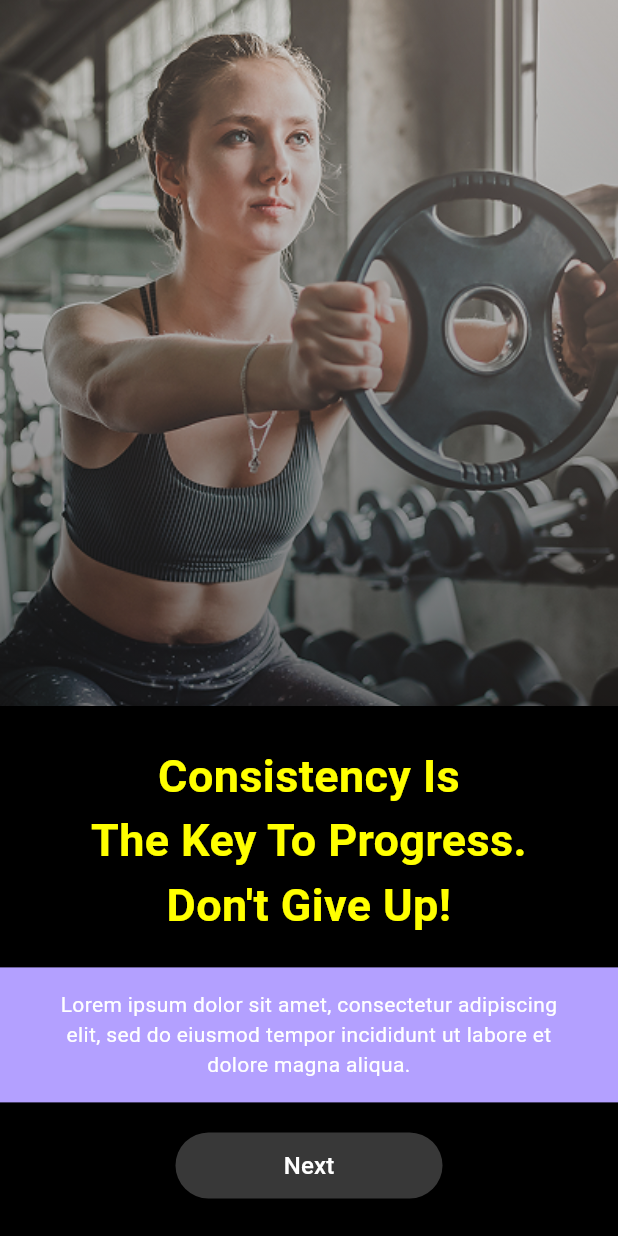
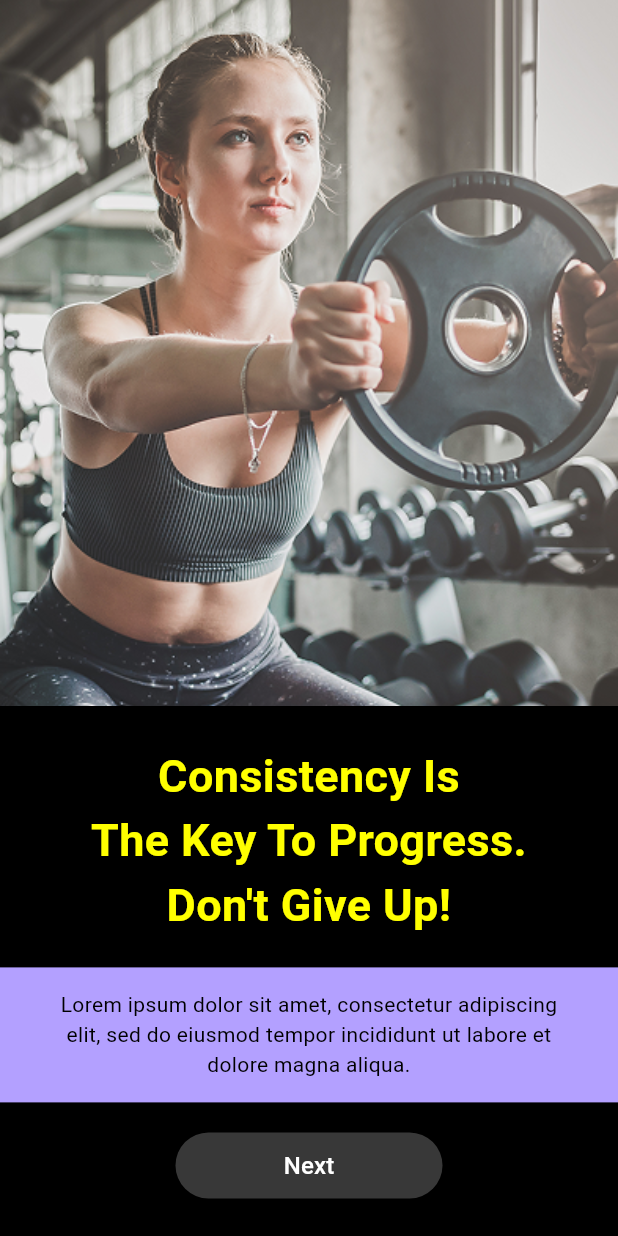
Before and after one commit to salmasafi/gym-app, a Flutter app: the screen it shows after launch, on a phone screen of 412 x 824 dp. Run offline on Flutter 3.47's test engine with Material 3 defaults, Android fonts, the phone set to English and light mode, and no system bars.

Commit message:
Add setup Screen , add assets folder and add it font and images folder and add font and images to pubsepc and add colors class from figma

```diff
--- a/lib/main.dart
+++ b/lib/main.dart
@@ -1,4 +1,5 @@
 import 'package:flutter/material.dart';
+import 'package:gym_app/age_selection_screen.dart';
 import 'package:gym_app/setup_screen.dart';
 
 void main() {
--- a/lib/setup_screen.dart
+++ b/lib/setup_screen.dart
@@ -26,19 +26,7 @@ class MotivationScreen extends StatelessWidget {
                     ),
                   ),
                 ),
-                Container(
-                  width: double.infinity,
-                  decoration: BoxDecoration(
-                    gradient: LinearGradient(
-                      begin: Alignment.topCenter,
-                      end: Alignment.bottomCenter,
-                      colors: [
-                        Colors.black.withOpacity(0.1),
-                        Colors.black.withOpacity(0.5),
-                      ],
-                    ),
-                  ),
-                ),
+
               ],
             ),
           ),
@@ -70,7 +58,7 @@ class MotivationScreen extends StatelessWidget {
                     "Lorem ipsum dolor sit amet, consectetur adipiscing elit, sed do eiusmod tempor incididunt ut labore et dolore magna aliqua.",
                     textAlign: TextAlign.center,
                     style: TextStyle(
-                      color: Colors.white,
+                      color: Colors.black,
                       fontSize: 14,
                     ),
                   ),
--- a/pubspec.yaml
+++ b/pubspec.yaml
@@ -24,3 +24,4 @@ flutter:
          - asset: assets/fonts/Poppins-Regular.ttf
   assets:
      - assets/images/
+     - assets/icons/
```
Also changed, not shown: assets/icons/Arrow.png (added).
